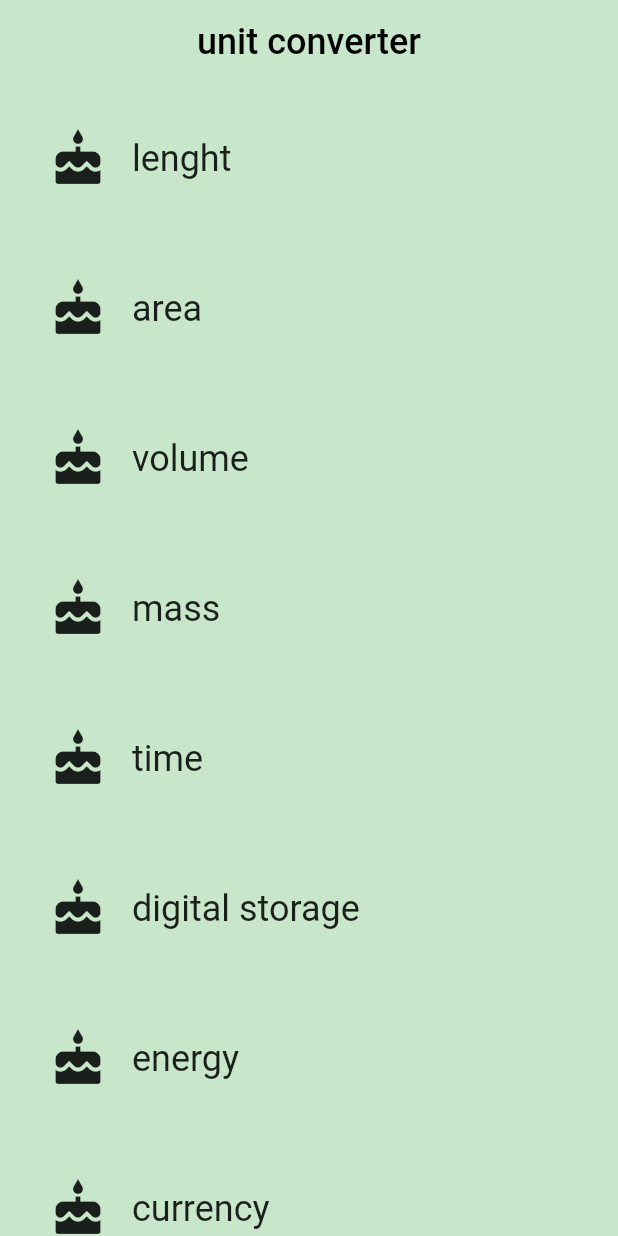
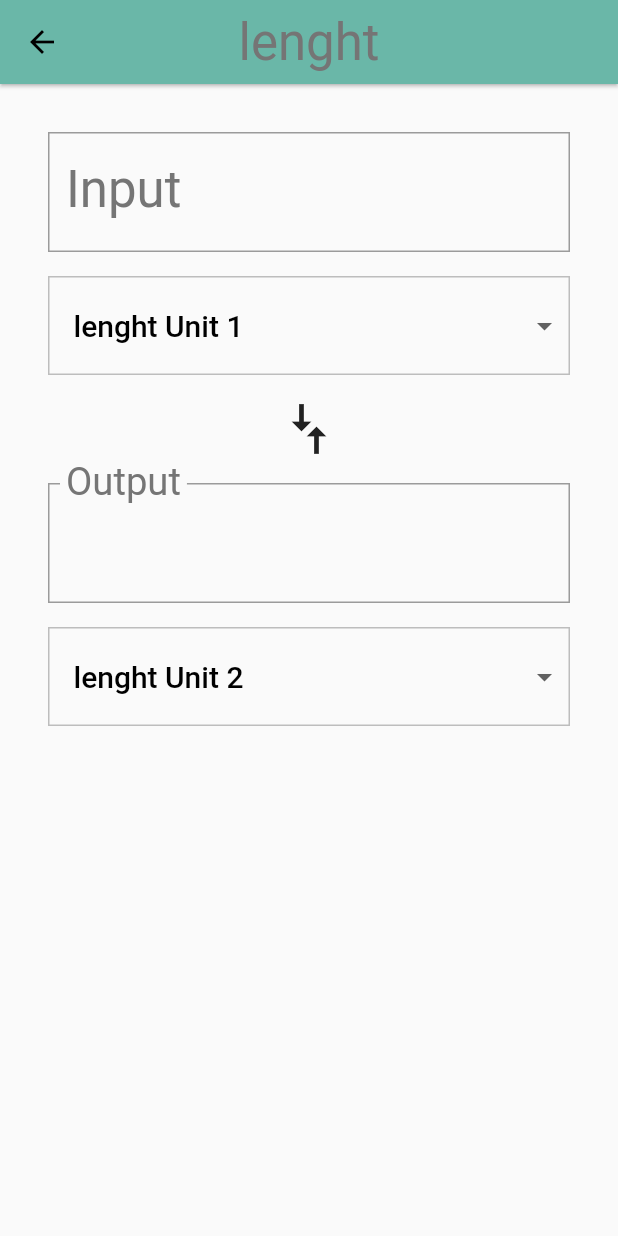
Before and after one commit to victorMontero/BootcampGoogleFlutter, a Flutter app: the screen it shows after launch, after a tap on "lenght", on a phone screen of 412 x 824 dp. Run offline on Flutter 3.47's test engine with Material 2 defaults, Android fonts, the phone set to English and light mode, and no system bars.

Commit message:
converter rout ok

```diff
--- a/lib/category.dart
+++ b/lib/category.dart
@@ -5,43 +5,64 @@
 // To keep your imports tidy, follow the ordering guidelines at
 // https://www.dartlang.org/guides/language/effective-dart/style#ordering
 
+
+import 'package:bootcamp_google_flutter/converter_screen.dart';
+import 'package:bootcamp_google_flutter/unit.dart';
 import 'package:flutter/material.dart';
 
 final _rowHeight = 100.0;
 final _borderRadius = BorderRadius.circular(_rowHeight / 2);
 
-
 class Category extends StatelessWidget {
   final String name;
   final ColorSwatch color;
   final IconData iconLocation;
+  final List<Unit> units;
 
-  const Category(
-      {Key,
-      key,
-      @required this.name,
-      @required this.color,
-      @required this.iconLocation})
-      : assert(name != null),
+  const Category({
+    Key,
+    key,
+    @required this.name,
+    @required this.color,
+    @required this.iconLocation,
+    @required this.units,
+  })  : assert(name != null),
         assert(color != null),
         assert(iconLocation != null),
+        assert(units != null),
         super(key: key);
 
+  void _navigateToConverter(BuildContext context) {
+    Navigator.of(context).push(MaterialPageRoute<Null>(
+      builder: (BuildContext context) {
+        return Scaffold(
+          appBar: AppBar(
+            elevation: 1.0,
+            title: Text(
+              name,
+              style: Theme.of(context).textTheme.display1,
+            ),
+            centerTitle: true,
+            backgroundColor: color,
+          ),
+          body: ConverterScreen(color: color, units: units),
+          resizeToAvoidBottomPadding: false,
+        );
+      },
+    ));
+  }
+
   @override
-
   Widget build(BuildContext context) {
-
     return Material(
       color: Colors.transparent,
       child: Container(
         height: _rowHeight,
         child: InkWell(
           borderRadius: _borderRadius,
-          highlightColor: color,
-          splashColor: color,
-          onTap: () {
-            print('i was tapped');
-          },
+          highlightColor: color['highlight'],
+          splashColor: color['splash'],
+          onTap: () => _navigateToConverter(context),
           child: Padding(
             padding: EdgeInsets.all(8.0),
             child: Row(
--- a/lib/category_screen.dart
+++ b/lib/category_screen.dart
@@ -1,13 +1,21 @@
 import 'dart:ui';
 
+import 'package:bootcamp_google_flutter/unit.dart';
 import 'package:flutter/material.dart';
 
 import 'package:bootcamp_google_flutter/category.dart';
 
 final _backgroundColor = Colors.green[100];
 
-class CategoryScreen extends StatelessWidget {
+class CategoryScreen extends StatefulWidget {
   const CategoryScreen();
+
+  @override
+  _CategoryScreenState createState() => _CategoryScreenState();
+}
+
+class _CategoryScreenState extends State<CategoryScreen> {
+  final _categories = <Category>[];
 
   static const _categoryNames = <String>[
     'lenght',
@@ -20,46 +28,87 @@ class CategoryScreen extends StatelessWidget {
     'currency',
   ];
 
-  static const _baseColors = <Color>[
-    Colors.teal,
-    Colors.orange,
-    Colors.pinkAccent,
-    Colors.blueAccent,
-    Colors.yellow,
-    Colors.greenAccent,
-    Colors.purpleAccent,
-    Colors.redAccent,
+  static const _baseColors = <ColorSwatch>[
+    ColorSwatch(0xFF6AB7A8, {
+      'highlight': Color(0xFF6AB7A8),
+      'splash': Color(0xFF0ABC9B),
+    }),
+    ColorSwatch(0xFFFFD28E, {
+      'highlight': Color(0xFFFFD28E),
+      'splash': Color(0xFFFFA41C),
+    }),
+    ColorSwatch(0xFFFFB7DE, {
+      'highlight': Color(0xFFFFB7DE),
+      'splash': Color(0xFFF94CBF),
+    }),
+    ColorSwatch(0xFF8899A8, {
+      'highlight': Color(0xFF8899A8),
+      'splash': Color(0xFFA9CAE8),
+    }),
+    ColorSwatch(0xFFEAD37E, {
+      'highlight': Color(0xFFEAD37E),
+      'splash': Color(0xFFFFE070),
+    }),
+    ColorSwatch(0xFF81A56F, {
+      'highlight': Color(0xFF81A56F),
+      'splash': Color(0xFF7CC159),
+    }),
+    ColorSwatch(0xFFD7C0E2, {
+      'highlight': Color(0xFFD7C0E2),
+      'splash': Color(0xFFCA90E5),
+    }),
+    ColorSwatch(0xFFCE9A9A, {
+      'highlight': Color(0xFFCE9A9A),
+      'splash': Color(0xFFF94D56),
+      'error': Color(0xFF912D2D),
+    }),
   ];
 
-  Widget _buildCategoryWidgets(List<Widget> categories) {
+  @override
+  void initState() {
+    super.initState();
+    for (var i = 0; i < _categoryNames.length; i++) {
+      _categories.add(Category(
+        name: _categoryNames[i],
+        color: _baseColors[i],
+        iconLocation: Icons.cake,
+        units: _retrieveUnitList(_categoryNames[i]),
+      ));
+    }
+  }
+
+  Widget _buildCategoryWidgets() {
     return ListView.builder(
-      itemBuilder: (BuildContext context, int index) => categories[index],
-      itemCount: categories.length,
+      itemBuilder: (BuildContext context, int index) => _categories[index],
+      itemCount: _categories.length,
     );
+  }
+
+  List<Unit> _retrieveUnitList(String categoryName) {
+    return List.generate(10, (int i) {
+      i += 1;
+      return Unit(
+        name: '$categoryName Unit $i',
+        conversion: i.toDouble(),
+      );
+    });
   }
 
   @override
   Widget build(BuildContext context) {
-      final categories = <Category>[];
-
-      for (var i = 0; i < _categoryNames.length; i++) {
-        categories.add(Category(name: _categoryNames[i],
-            color: _baseColors[i],
-            iconLocation: Icons.cake));
-      }
 
     final listView = Container(
       color: _backgroundColor,
       padding: EdgeInsets.symmetric(horizontal: 8.0),
-        child: _buildCategoryWidgets(categories),
+      child: _buildCategoryWidgets(),
     );
 
     final appbar = AppBar(
       elevation: 0.0,
-        title: Text('unit converter', style: TextStyle(
-            color: Colors.black,
-            fontSize: 24.0
-        ),),
+      title: Text(
+        'unit converter',
+        style: TextStyle(color: Colors.black, fontSize: 24.0),
+      ),
       centerTitle: true,
       backgroundColor: _backgroundColor,
     );
--- /dev/null
+++ b/lib/converter_screen.dart
@@ -0,0 +1,242 @@
+
+import 'package:flutter/material.dart';
+import 'package:meta/meta.dart';
+
+import 'package:bootcamp_google_flutter/unit.dart';
+
+const _padding = EdgeInsets.all(16.0);
+
+
+class ConverterScreen extends StatefulWidget {
+  final Color color;
+  final List<Unit> units;
+
+  const ConverterScreen({
+    @required this.color,
+    @required this.units,
+  })
+      : assert(color != null),
+        assert(units != null);
+
+  @override
+  _ConverterScreenState createState() => _ConverterScreenState();
+}
+
+class _ConverterScreenState extends State<ConverterScreen> {
+  Unit _fromValue;
+  Unit _toValue;
+  double _inputValue;
+  String _convertedValue = '';
+  List<DropdownMenuItem> _unitMenuItems;
+  bool _showValidationError = false;
+
+  @override
+  void initState() {
+    super.initState();
+    _createDropdownMenuItems();
+    _setDefaults();
+  }
+
+  void _createDropdownMenuItems() {
+    var newItems = <DropdownMenuItem>[];
+    for (var unit in widget.units) {
+      newItems.add(DropdownMenuItem(
+        value: unit.name,
+        child: Container(
+          child: Text(
+            unit.name,
+            softWrap: true,
+          ),
+        ),
+      ));
+    }
+    setState(() {
+      _unitMenuItems = newItems;
+    });
+  }
+
+  void _setDefaults() {
+    setState(() {
+      _fromValue = widget.units[0];
+      _toValue = widget.units[1];
+    });
+  }
+
+  String _format(double conversion) {
+    var outputNum = conversion.toStringAsPrecision(7);
+    if (outputNum.contains('.') && outputNum.endsWith('0')) {
+      var i = outputNum.length - 1;
+      while (outputNum[i] == '0') {
+        i -= 1;
+      }
+      outputNum = outputNum.substring(0, i + 1);
+    }
+    if (outputNum.endsWith('.')) {
+      return outputNum.substring(0, outputNum.length - 1);
+    }
+    return outputNum;
+  }
+
+  void _updateConversion() {
+    setState(() {
+      _convertedValue =
+          _format(_inputValue * (_toValue.conversion / _fromValue.conversion));
+    });
+  }
+
+  void _updateInputValue(String input) {
+    setState(() {
+      if (input == null || input.isEmpty) {
+        _convertedValue = '';
+      } else {
+        // Even though we are using the numerical keyboard, we still have to check
+        // for non-numerical input such as '5..0' or '6 -3'
+        try {
+          final inputDouble = double.parse(input);
+          _showValidationError = false;
+          _inputValue = inputDouble;
+          _updateConversion();
+        } on Exception catch (e) {
+          print('Error: $e');
+          _showValidationError = true;
+        }
+      }
+    });
+  }
+
+  Unit _getUnit(String unitName) {
+    return widget.units.firstWhere(
+          (Unit unit) {
+        return unit.name == unitName;
+      },
+      orElse: null,
+    );
+  }
+
+  void _updateFromConversion(dynamic unitName) {
+    setState(() {
+      _fromValue = _getUnit(unitName);
+    });
+    if (_inputValue != null) {
+      _updateConversion();
+    }
+  }
+
+  void _updateToConversion(dynamic unitName) {
+    setState(() {
+      _toValue = _getUnit(unitName);
+    });
+    if (_inputValue != null) {
+      _updateConversion();
+    }
+  }
+
+  Widget _createDropdown(String currentValue, ValueChanged<dynamic> onChanged) {
+    return Container(
+      margin: EdgeInsets.only(top: 16.0),
+      decoration: BoxDecoration(
+        // This sets the color of the [DropdownButton] itself
+        color: Colors.grey[50],
+        border: Border.all(
+          color: Colors.grey[400],
+          width: 1.0,
+        ),
+      ),
+      padding: EdgeInsets.symmetric(vertical: 8.0),
+      child: Theme(
+        // This sets the color of the [DropdownMenuItem]
+        data: Theme.of(context).copyWith(
+          canvasColor: Colors.grey[50],
+        ),
+        child: DropdownButtonHideUnderline(
+          child: ButtonTheme(
+            alignedDropdown: true,
+            child: DropdownButton(
+              value: currentValue,
+              items: _unitMenuItems,
+              onChanged: onChanged,
+              style: Theme.of(context).textTheme.title,
+            ),
+          ),
+        ),
+      ),
+    );
+  }
+
+
+  @override
+  Widget build(BuildContext context) {
+    final input = Padding(
+      padding: _padding,
+      child: Column(
+        crossAxisAlignment: CrossAxisAlignment.stretch,
+        children: [
+          // This is the widget that accepts text input. In this case, it
+          // accepts numbers and calls the onChanged property on update.
+          // You can read more about it here: https://flutter.io/text-input
+          TextField(
+            style: Theme.of(context).textTheme.display1,
+            decoration: InputDecoration(
+              labelStyle: Theme.of(context).textTheme.display1,
+              errorText: _showValidationError ? 'Invalid number entered' : null,
+              labelText: 'Input',
+              border: OutlineInputBorder(
+                borderRadius: BorderRadius.circular(0.0),
+              ),
+            ),
+            // Since we only want numerical input, we use a number keyboard. There
+            // are also other keyboards for dates, emails, phone numbers, etc.
+            keyboardType: TextInputType.number,
+            onChanged: _updateInputValue,
+          ),
+          _createDropdown(_fromValue.name, _updateFromConversion),
+        ],
+      ),
+    );
+
+    final arrows = RotatedBox(
+      quarterTurns: 1,
+      child: Icon(
+        Icons.compare_arrows,
+        size: 40.0,
+      ),
+    );
+
+    final output = Padding(
+      padding: _padding,
+      child: Column(
+        crossAxisAlignment: CrossAxisAlignment.stretch,
+        children: [
+          InputDecorator(
+            child: Text(
+              _convertedValue,
+              style: Theme.of(context).textTheme.display1,
+            ),
+            decoration: InputDecoration(
+              labelText: 'Output',
+              labelStyle: Theme.of(context).textTheme.display1,
+              border: OutlineInputBorder(
+                borderRadius: BorderRadius.circular(0.0),
+              ),
+            ),
+          ),
+          _createDropdown(_toValue.name, _updateToConversion),
+        ],
+      ),
+    );
+
+    final converter = Column(
+      crossAxisAlignment: CrossAxisAlignment.stretch,
+      children: [
+        input,
+        arrows,
+        output,
+      ],
+    );
+
+    return Padding(
+      padding: _padding,
+      child: converter,
+    );
+  }
+}
--- a/lib/main.dart
+++ b/lib/main.dart
@@ -4,7 +4,6 @@ import 'package:bootcamp_google_flutter/category_screen.dart';
 import 'package:flutter/material.dart';
 
 import 'package:bootcamp_google_flutter/category.dart';
-
 
 void main() {
   runApp(UnitConverterApp());
@@ -16,6 +15,14 @@ class UnitConverterApp extends StatelessWidget {
     return MaterialApp(
       debugShowCheckedModeBanner: false,
       title: 'unit converter',
+      theme: ThemeData(
+        textTheme: Theme.of(context).textTheme.apply(
+              bodyColor: Colors.black,
+              displayColor: Colors.grey[600],
+            ),
+        primaryColor: Colors.grey[500],
+        textSelectionHandleColor: Colors.green[500],
+      ),
       home: CategoryScreen(),
     );
   }
--- /dev/null
+++ b/lib/unit.dart
@@ -0,0 +1,16 @@
+import 'package:meta/meta.dart';
+
+class Unit {
+  final String name;
+  final double conversion;
+
+  const Unit({@required this.name, @required this.conversion})
+      : assert(name != null),
+        assert(conversion != null);
+
+  Unit.fromJson(Map jsonMap)
+      : assert(jsonMap['name'] != null),
+        assert (jsonMap['conversion'] != null),
+        name = jsonMap['name'],
+        conversion = jsonMap['conversion'].toDouble();
+}
```
Lines whose indentation alone changed are shown as unchanged.
